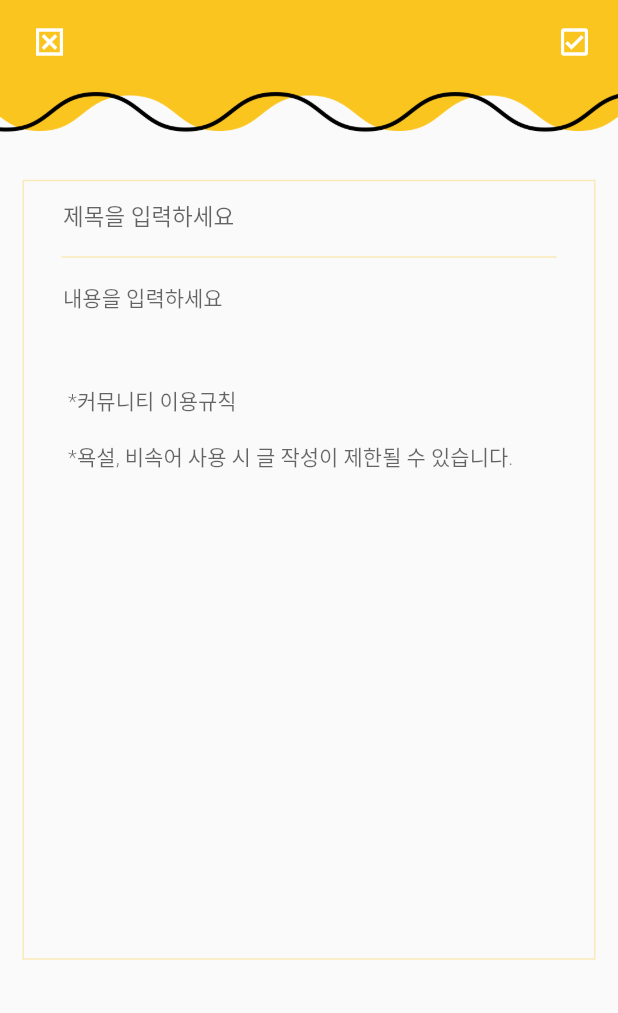
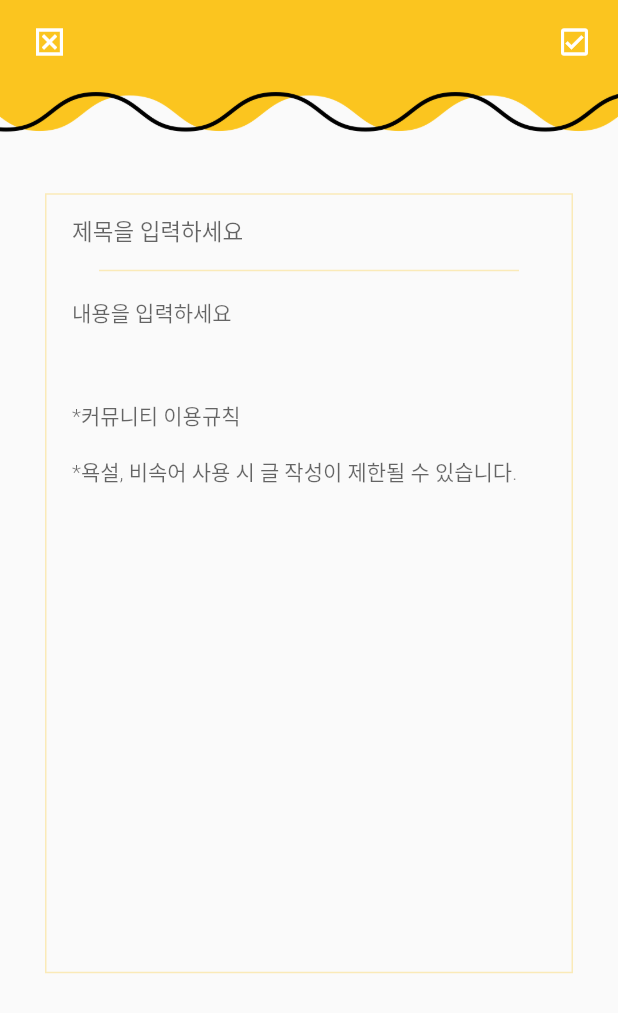
Before and after one commit to sw-hackathon-2022/mbtmi-flutter, a Flutter app: the WriteScreen screen opened directly, on a phone screen of 412 x 824 dp. Shown: the top 1013 px of the screen. Run offline on Flutter 3.47's test engine with Material 2 defaults, Android fonts, the phone set to English and light mode, and no system bars; our stand-ins replace carousel_slider, dotted_line, flutter_svg, get, persistent_bottom_nav_bar, syncfusion_flutter_charts; missing offline and left inert: kakao_flutter_sdk_common, kakao_flutter_sdk_user; Roboto replaces fonts that are missing (GmarketSans).

Commit message:
write UI 디테일 수정

```diff
--- a/lib/screens/write/write_screen.dart
+++ b/lib/screens/write/write_screen.dart
@@ -104,17 +104,18 @@ class _WriteScreenState extends State<WriteScreen> {
                   width: 1.0,
                 ),
               ),
-              padding: EdgeInsets.all(10.0),
-              margin: EdgeInsets.all(15.0),
+              //padding: EdgeInsets.all(10.0),
+              margin: EdgeInsets.only(top: 24, left: 30, right: 30),
               child: Column(children: [
                 Container(
-                  height: 40,
+                  height: 50,
                   child: TextField(
                       style: TextStyle(fontSize: 16),
                       keyboardType: TextInputType.multiline,
                       maxLines: null,
                       decoration: InputDecoration(
-                          contentPadding: EdgeInsets.all(16.0),
+                          contentPadding: EdgeInsets.only(
+                              top: 17.0, left: 17, right: 17, bottom: 15),
                           border: InputBorder.none,
                           hintText: '제목을 입력하세요',
                           hintStyle: TextStyle(
@@ -124,8 +125,9 @@ class _WriteScreenState extends State<WriteScreen> {
                 ),
                 Container(
                   height: 1.0,
-                  width: 330.0,
+                  width: 280.0,
                   color: kYellowColor.withOpacity(0.3),
+                  //margin: EdgeInsets.all(3),
                 ),
                 Container(
                   width: 400,
@@ -136,10 +138,10 @@ class _WriteScreenState extends State<WriteScreen> {
                       keyboardType: TextInputType.multiline,
                       maxLines: null,
                       decoration: InputDecoration(
-                          contentPadding: EdgeInsets.all(16.0),
+                          contentPadding: EdgeInsets.all(17.0),
                           border: InputBorder.none,
                           hintText:
-                              '내용을 입력하세요\n\n\n\n *커뮤니티 이용규칙\n\n *욕설, 비속어 사용 시 글 작성이 제한될 수 있습니다.',
+                              '내용을 입력하세요\n\n\n\n*커뮤니티 이용규칙\n\n*욕설, 비속어 사용 시 글 작성이 제한될 수 있습니다.',
                           hintStyle: TextStyle(
                               fontFamily: "GmarketSans",
                               fontSize: 14,
```
Also changed, not shown: flutter_01.png (added).
